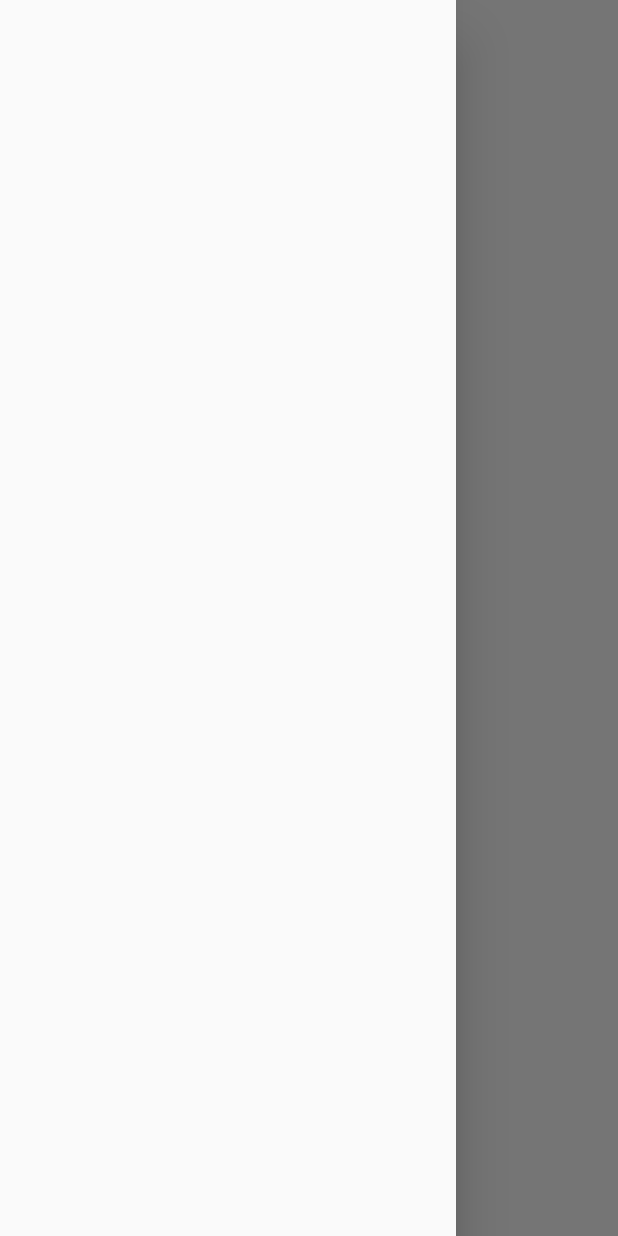
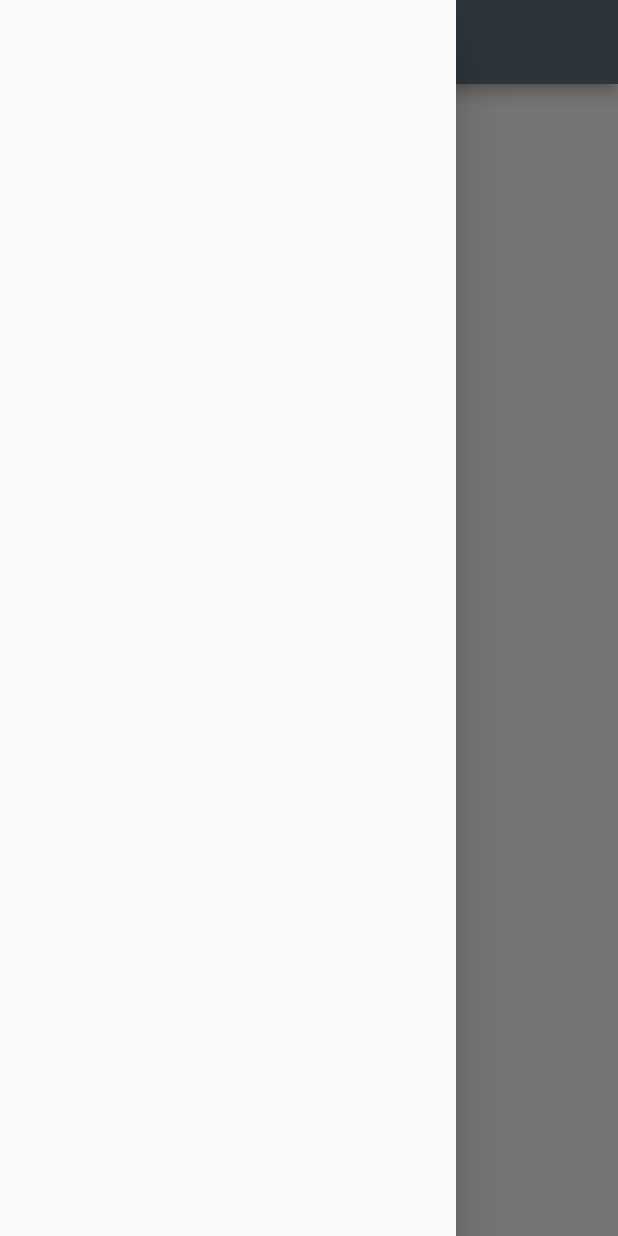
Before and after one commit to Iamabdulquddus/someapp_flutter, a Flutter app: the screen it shows after launch, with the side drawer open, on a phone screen of 412 x 824 dp. Run offline on Flutter 3.47's test engine with Material 2 defaults, Android fonts, the light colour scheme and no system bars; our stand-ins replace get, google_fonts, url_strategy; missing offline and left inert: web_smooth_scroll.

Commit message:
basic setup

```diff
--- /dev/null
+++ b/lib/config/routes.dart
@@ -0,0 +1,101 @@
+// ignore_for_file: prefer_const_constructors, prefer_const_literals_to_create_immutables
+import 'package:get/get_navigation/src/routes/get_route.dart';
+import 'package:get/get_navigation/src/routes/route_middleware.dart';
+import 'package:get/get_navigation/src/routes/transitions_type.dart';
+import 'package:someapp/pages/baskets/baskets.dart';
+import 'package:someapp/pages/checkout/checkout.dart';
+import 'package:someapp/pages/deliverytime/deliverytime.dart';
+import 'package:someapp/pages/filter/filter.dart';
+import 'package:someapp/pages/home/home.dart';
+import 'package:someapp/pages/location/location.dart';
+import 'package:someapp/pages/restaurants_listing/restaurants_listing.dart';
+import 'package:someapp/pages/restaurants_details/restaurants_details.dart';
+
+class MyRoutes {
+  ///views routes***************
+  static String home = '/home';
+  static String baskets = '/baskets';
+  static String location = '/location';
+  static String checkout = '/checkout';
+  static String filter = '/filter';
+  static String deliveryTime = '/delivery-time';
+  static String restaurantsDetails = '/restaurants-details';
+  static String restaurantsListing = '/restaurants-listing';
+
+  ///***********get routes******************************************
+  static String getHomeRoute() => home;
+  static String getBaskets() => baskets;
+  static String getLocation() => location;
+  static String getCheckout() => checkout;
+  static String getFilter() => filter;
+  static String getRestaurantsDetails() => restaurantsDetails;
+  static String getRestaurantsListing() => restaurantsListing;
+
+  /// *********************GetPage********************************************
+  static List<GetPage> appRoutes() => [
+        GetPage(
+          name: home,
+          page: () => HomePage(),
+          middlewares: [MyMiddleware()],
+          transition: Transition.leftToRightWithFade,
+          transitionDuration: Duration(milliseconds: 500),
+        ),
+        GetPage(
+          name: baskets,
+          page: () => BasketsScreen(),
+          middlewares: [MyMiddleware()],
+          transition: Transition.leftToRightWithFade,
+          transitionDuration: Duration(milliseconds: 500),
+        ),
+        GetPage(
+          name: checkout,
+          page: () => CheckOutScreen(),
+          middlewares: [MyMiddleware()],
+          transition: Transition.leftToRightWithFade,
+          transitionDuration: Duration(milliseconds: 500),
+        ),
+        GetPage(
+          name: deliveryTime,
+          page: () => DeliveryTimeScreen(),
+          middlewares: [MyMiddleware()],
+          transition: Transition.leftToRightWithFade,
+          transitionDuration: Duration(milliseconds: 500),
+        ),
+        GetPage(
+          name: filter,
+          page: () => FilterScreen(),
+          middlewares: [MyMiddleware()],
+          transition: Transition.leftToRightWithFade,
+          transitionDuration: Duration(milliseconds: 500),
+        ),
+        GetPage(
+          name: location,
+          page: () => LocationScreen(),
+          middlewares: [MyMiddleware()],
+          transition: Transition.leftToRightWithFade,
+          transitionDuration: Duration(milliseconds: 500),
+        ),
+        GetPage(
+          name: restaurantsListing,
+          page: () => RestauantsListingScreen(),
+          middlewares: [MyMiddleware()],
+          transition: Transition.leftToRightWithFade,
+          transitionDuration: Duration(milliseconds: 500),
+        ),
+        GetPage(
+          name: restaurantsDetails,
+          page: () => RestaurantsDetailScreen(),
+          middlewares: [MyMiddleware()],
+          transition: Transition.leftToRightWithFade,
+          transitionDuration: Duration(milliseconds: 500),
+        ),
+      ];
+}
+
+class MyMiddleware extends GetMiddleware {
+  @override
+  GetPage? onPageCalled(GetPage? page) {
+    print(page?.name);
+    return super.onPageCalled(page);
+  }
+}
--- a/lib/constants/colors.dart
+++ b/lib/constants/colors.dart
@@ -2,29 +2,25 @@ import 'package:flutter/material.dart';
 
 class Palette {
   static const MaterialColor myColors = MaterialColor(
-    0xffe53c38, // 0% comes in here, this will be color picked if no shade is selected
+    0xff65737E, // 0% comes in here, this will be color picked if no shade is selected
     // when defining a Color property which does not require a swatch.
     <int, Color>{
-      50: Color(0xfff5c7c7), //10%
-      100: Color(0xffefa5a5), //20%
-      200: Color(0xffe77d7d), //30%
-      300: Color(0xffe55d5c), //40%
-      400: Color(0xffe74c48), //50%
-      500: Color(0xffe53c38), //60%
-      600: Color(0xffbf2e2b), //70%
-      700: Color(0xff952420), //80%
-      800: Color(0xff74130f), //90%
-      900: Color(0xff52100f), //100%
+      50: Color(0xffE8EBED), //10%
+      100: Color(0xffD2D7DB), //20%
+      200: Color(0xffBCC2C8), //30%
+      300: Color(0xff9BA3AB), //40%
+      400: Color(0xff7A8690), //50%
+      500: Color(0xff65737E), //60%
+      600: Color(0xff49535B), //70%
+      700: Color(0xff373D43), //80%
+      800: Color(0xff373D43), //90%
+      900: Color(0xff121416), //100%
     },
   );
 }
 
-const redColor = Color(0xffe53c38);
-const lightRedColor = Color(0xfff5c7c7);
+
+const primary = Color(0xff65737e);
+const lightRedColor = Color(0xffBCC2C8);
 const wWhiteColor = Colors.white;
 const wDarkBlackColor = Colors.black;
-
-//***********
-
-const double defaultPadding = 20;
-const double sizeSpace = 20;
--- a/lib/main.dart
+++ b/lib/main.dart
@@ -1,6 +1,6 @@
 import 'package:flutter/material.dart';
 import 'package:google_fonts/google_fonts.dart';
-import 'package:someapp/routes/routes.dart';
+import 'package:someapp/config//routes.dart';
 import 'package:get/get_navigation/src/root/get_material_app.dart';
 import 'constants/colors.dart';
 import 'package:url_strategy/url_strategy.dart';
--- a/lib/pages/home/home.dart
+++ b/lib/pages/home/home.dart
@@ -27,6 +27,7 @@ class _HomePageState extends State<HomePage> {
     var size = MediaQuery.of(context).size;
     return Scaffold(
       drawer: Drawer(),
+      appBar: AppBar(title: Text('Mangwa Loo'   ,),),
       body: Container(
         color: Colors.white,
         height: MediaQuery.of(context).size.height,
--- a/lib/pages/restaurants_details/restaurants_details.dart
+++ b/lib/pages/restaurants_details/restaurants_details.dart
@@ -1,7 +1,7 @@
 import 'package:flutter/material.dart';
 
-class RestaurantsDetails extends StatelessWidget {
-  const RestaurantsDetails({super.key});
+class RestaurantsDetailScreen extends StatelessWidget {
+  const RestaurantsDetailScreen({super.key});
 
   @override
   Widget build(BuildContext context) {
--- a/lib/routes/routes.dart
+++ /dev/null
@@ -1,32 +0,0 @@
-// ignore_for_file: prefer_const_constructors, prefer_const_literals_to_create_immutables
-import 'package:get/get_navigation/src/routes/get_route.dart';
-import 'package:get/get_navigation/src/routes/route_middleware.dart';
-import 'package:get/get_navigation/src/routes/transitions_type.dart';
-import 'package:someapp/pages/home/home.dart';
-
-class MyRoutes {
-  ///views routes***************
-  static String home = '/home';
-
-  ///***********get routes******************************************
-  static String getHomeRoute() => home;
-
-  /// *********************GetPage********************************************
-  static List<GetPage> appRoutes() => [
-        GetPage(
-          name: home,
-          page: () => HomePage(),
-          middlewares: [MyMiddleware()],
-          transition: Transition.leftToRightWithFade,
-          transitionDuration: Duration(milliseconds: 500),
-        ),
-      ];
-}
-
-class MyMiddleware extends GetMiddleware {
-  @override
-  GetPage? onPageCalled(GetPage? page) {
-    print(page?.name);
-    return super.onPageCalled(page);
-  }
-}
```
Also changed, not shown: lib/config/theme.dart (added, +52 -0 lines), lib/constants/styles.dart (+7 -7 lines), pubspec.yaml (+10 -12 lines), pubspec.lock, 6 other files.
